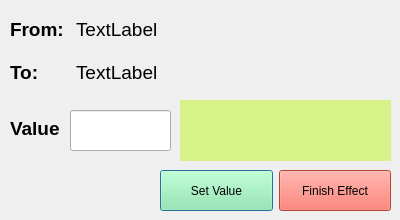
First picture: the form in src/ValueInputDialog/valueinputdialog.ui, repository lazaropo/2EManager, before the edit.
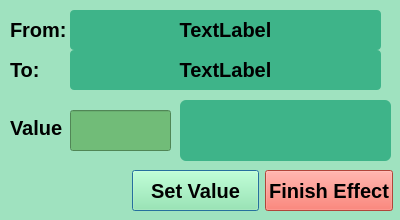
Second picture: the form after the edit.

Commit message: a little pastel colors paint at scrolling bar and etc

```diff
--- a/src/ValueInputDialog/valueinputdialog.ui
+++ b/src/ValueInputDialog/valueinputdialog.ui
@@ -13,6 +13,46 @@
   <property name="windowTitle">
    <string>ValueInputDialog</string>
   </property>
+  <property name="styleSheet">
+   <string notr="true">QDialog#ValueInputDialog{
+background-color: rgb(159,226,191);
+}
+
+QLabel#label_from, QLabel#label_to, QLabel#label_value {
+font: bold 20px;
+color: black;
+}
+
+QLabel#label_from_name, QLabel#label_to_name {
+border-radius: 4px;
+background-color: rgb(62,180,137);
+font: bold 20px;
+color: black;
+}
+
+QLabel#label_name{
+border-radius: 6px;
+background-color: rgb(62,180,137);
+font: bold 20px;
+color: black;
+}
+
+QPushButton#pushButton_accept{
+background-color: rgb(172,225,175);
+font: bold 20px;
+color: black;
+}
+
+QPushButton#pushButton_finish{
+background-color: rgb(228,113,122);
+font: bold 20px;
+color: black;
+}
+
+QLineEdit {
+background-color: rgb(113,188,120);
+}</string>
+  </property>
   <widget class="QLineEdit" name="lineEdit">
    <property name="geometry">
     <rect>
@@ -22,6 +62,9 @@
      <height>41</height>
     </rect>
    </property>
+   <property name="alignment">
+    <set>Qt::AlignCenter</set>
+   </property>
   </widget>
   <widget class="QLabel" name="label_name">
    <property name="geometry">
@@ -33,13 +76,14 @@
     </rect>
    </property>
    <property name="styleSheet">
-    <string notr="true">QLabel{
-	background-color: rgba(198, 243, 69, 0.6);
-}</string>
+    <string notr="true"/>
    </property>
    <property name="text">
     <string/>
    </property>
+   <property name="alignment">
+    <set>Qt::AlignCenter</set>
+   </property>
   </widget>
   <widget class="QLabel" name="label_value">
    <property name="geometry">
@@ -52,7 +96,9 @@
    </property>
    <property name="font">
     <font>
-     <pointsize>14</pointsize>
+     <family>Ubuntu</family>
+     <pointsize>-1</pointsize>
+     <italic>false</italic>
      <bold>true</bold>
     </font>
    </property>
@@ -63,9 +109,9 @@
   <widget class="QWidget" name="layoutWidget">
    <property name="geometry">
     <rect>
-     <x>160</x>
+     <x>132</x>
      <y>170</y>
-     <width>231</width>
+     <width>261</width>
      <height>41</height>
     </rect>
    </property>
@@ -118,6 +164,9 @@
     </rect>
    </property>
    <layout class="QGridLayout" name="gridLayout">
+    <property name="spacing">
+     <number>0</number>
+    </property>
     <item row="0" column="0">
      <widget class="QLabel" name="label_from">
       <property name="maximumSize">
@@ -128,7 +177,8 @@
       </property>
       <property name="font">
        <font>
-        <pointsize>14</pointsize>
+        <pointsize>-1</pointsize>
+        <italic>false</italic>
         <bold>true</bold>
        </font>
       </property>
@@ -141,12 +191,17 @@
      <widget class="QLabel" name="label_from_name">
       <property name="font">
        <font>
-        <pointsize>14</pointsize>
+        <pointsize>-1</pointsize>
+        <italic>false</italic>
+        <bold>true</bold>
        </font>
       </property>
       <property name="text">
        <string>TextLabel</string>
       </property>
+      <property name="alignment">
+       <set>Qt::AlignCenter</set>
+      </property>
      </widget>
     </item>
     <item row="1" column="0">
@@ -159,7 +214,8 @@
       </property>
       <property name="font">
        <font>
-        <pointsize>14</pointsize>
+        <pointsize>-1</pointsize>
+        <italic>false</italic>
         <bold>true</bold>
        </font>
       </property>
@@ -172,12 +228,17 @@
      <widget class="QLabel" name="label_to_name">
       <property name="font">
        <font>
-        <pointsize>14</pointsize>
+        <pointsize>-1</pointsize>
+        <italic>false</italic>
+        <bold>true</bold>
        </font>
       </property>
       <property name="text">
        <string>TextLabel</string>
       </property>
+      <property name="alignment">
+       <set>Qt::AlignCenter</set>
+      </property>
      </widget>
     </item>
    </layout>
```
The commit also changes 8 other files.
